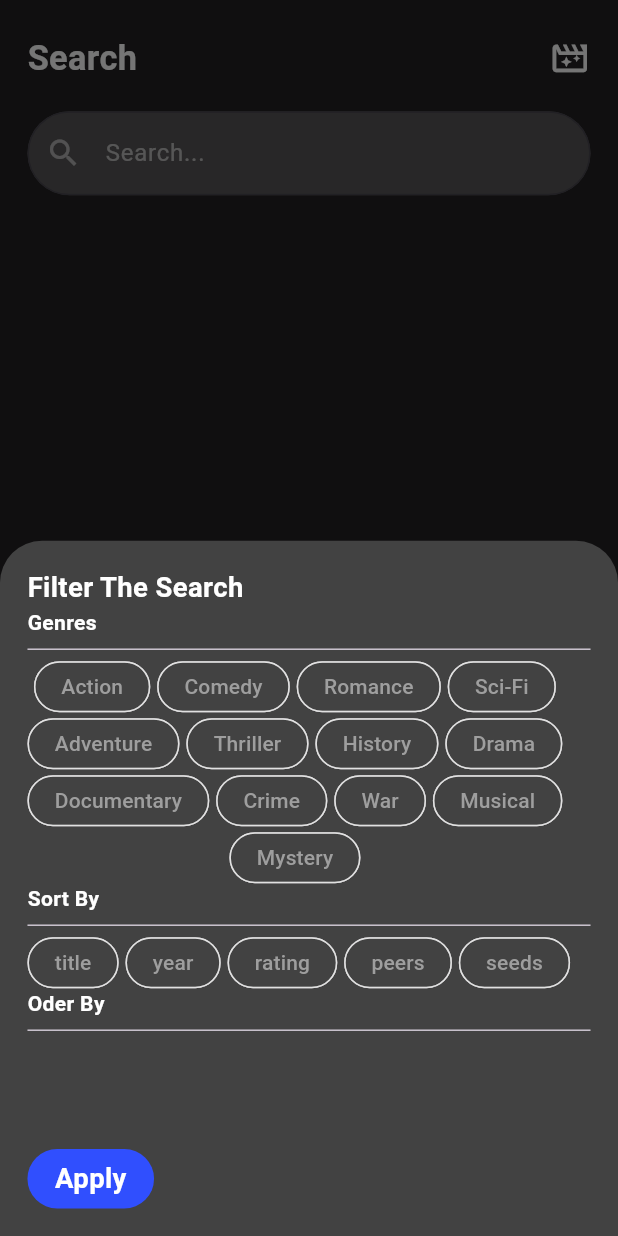
After one commit to mahedi-bs23/movie_app, a Flutter app: the screen it shows after launch, item 2 of the bottom bar chosen, after a tap on the "movie filter" icon, on a phone screen of 412 x 824 dp. The commit adds this screen. Run offline on Flutter 3.47's test engine with Material 3 defaults, Android fonts, the phone set to English and light mode, and no system bars; our stand-ins replace flutter_rating_bar, flutter_screenutil, shared_preferences, shimmer; generated files the repository leaves out were written again; network calls fail.

Commit message:
search filtering ui implementation

```diff
--- a/lib/data/model/movie_details_response_model.dart
+++ b/lib/data/model/movie_details_response_model.dart
@@ -57,7 +57,7 @@ class Movie {
   int? year;
   dynamic rating;
   int? runtime;
-  List<String>? genres;
+  List<String?>? genres;
   int? likeCount;
   String? descriptionIntro;
   String? descriptionFull;
--- /dev/null
+++ b/lib/feature/search/model/genres_data_model.dart
@@ -0,0 +1,16 @@
+class GenresDataModel {
+  String labelText;
+  bool isSelected;
+
+  GenresDataModel({
+    required this.labelText,
+    this.isSelected = false,
+  });
+
+  GenresDataModel copy({required String labelText, required bool isSelected}) {
+    return GenresDataModel(
+      labelText: labelText,
+      isSelected: isSelected,
+    );
+  }
+}
--- a/lib/feature/search/search_screen.dart
+++ b/lib/feature/search/search_screen.dart
@@ -1,6 +1,7 @@
 import 'package:flutter/material.dart';
 import 'package:flutter_screenutil/flutter_screenutil.dart';
 import 'package:movie_app/common/widget/add_watchlist_button.dart';
+import 'package:movie_app/feature/search/widget/bottom_sheet.dart';
 import 'package:movie_app/movie%20details/details_screen.dart';
 import 'package:movie_app/feature/search/search_viewmodel.dart';
 import 'package:flutter_gen/gen_l10n/app_localizations.dart';
@@ -8,7 +9,9 @@ import 'package:flutter_gen/gen_l10n/app_localizations.dart';
 class SearchScreen extends StatelessWidget {
   SearchScreen({super.key});
 
-  final  searchViewmodel = SearchViewmodel.getInstance();
+  ValueNotifier<String> selectedItem = ValueNotifier('');
+
+  final searchViewmodel = SearchViewmodel.getInstance();
 
   @override
   Widget build(BuildContext context) {
@@ -17,6 +20,7 @@ class SearchScreen extends StatelessWidget {
 
     //debugPrint("============================== BUILD ============================");
 
+    bool? isSelectedGenres;
     return GestureDetector(
       onTap: () {
         print("Keyboard off Clicked");
@@ -38,6 +42,7 @@ class SearchScreen extends StatelessWidget {
                     children: [
                       Text(
                         AppLocalizations.of(context)!.search,
+
                         ///'Search.',
                         style: TextStyle(
                             color: Colors.white,
@@ -45,13 +50,24 @@ class SearchScreen extends StatelessWidget {
                             fontWeight: FontWeight.w600),
                       ),
                       const Spacer(),
+                      GestureDetector(
+                        onTap: () {
+                          showModalBottomSheet(
+                            backgroundColor: Colors.grey.shade800,
+                            context: context,
+                            builder: (context) {
+                              return SearchFilterBottomSheet(
 
-                      Icon(
-
-                        Icons.list_alt_rounded,
+                              );
+                            },
+                          );
+                        },
+                        child: Icon(
+                          Icons.movie_filter_outlined,
                           color: Colors.white,
                           size: 24.sp,
-                      )
+                        ),
+                      ),
                     ],
                   ),
                   SizedBox(
@@ -59,9 +75,8 @@ class SearchScreen extends StatelessWidget {
                   ),
                   SizedBox(
                     child: TextFormField(
-                      controller:
-                      searchViewmodel.searchTextEditingController,
-                      onChanged: (String value){
+                      controller: searchViewmodel.searchTextEditingController,
+                      onChanged: (String value) {
                         searchViewmodel.onSearchChanged();
                       },
                       style: const TextStyle(color: Colors.white54),
@@ -72,8 +87,7 @@ class SearchScreen extends StatelessWidget {
                         fillColor: Colors.white24,
                         prefixIcon: const Icon(Icons.search),
                         prefixIconColor: Colors.white54,
-                        hintText:
-                        "${AppLocalizations.of(context)!.search}...",
+                        hintText: "${AppLocalizations.of(context)!.search}...",
                         hintStyle: const TextStyle(
                           color: Colors.white60,
                         ),
@@ -122,12 +136,15 @@ class SearchScreen extends StatelessWidget {
                                 itemBuilder: (context, index) {
                                   return GestureDetector(
                                     onTap: () {
-                                      print("Search Page ${suggestionList[index].id}");
+                                      print(
+                                          "Search Page ${suggestionList[index].id}");
                                       Navigator.push(
                                         context,
                                         MaterialPageRoute(
                                           builder: (context) => MovieDetails(
-                                              movieId: suggestionList[index].id.toInt()),
+                                              movieId: suggestionList[index]
+                                                  .id
+                                                  .toInt()),
                                         ),
                                       );
                                     },
@@ -180,13 +197,46 @@ class SearchScreen extends StatelessWidget {
                                                 crossAxisAlignment:
                                                     CrossAxisAlignment.start,
                                                 children: [
-                                                  Text(
-                                                    "History \u2022 Thriller \u2022 Drama \u2022 Mystery",
+                                                  SizedBox(
+                                                    width: double.infinity,
+                                                    height: 20.sp,
+                                                    child: ListView.separated(
+                                                      scrollDirection:
+                                                          Axis.horizontal,
+                                                      itemCount:
+                                                          suggestionList[index]
+                                                              .genres
+                                                              .length,
+                                                      itemBuilder:
+                                                          (BuildContext context,
+                                                              int genresIndex) {
+                                                        return Text(
+                                                          suggestionList[index]
+                                                                      .genres?[
+                                                                  genresIndex] ??
+                                                              "null",
+                                                          //"History \u2022 Thriller \u2022 Drama \u2022 Mystery",
                                                           style: TextStyle(
                                                             fontWeight:
                                                                 FontWeight.w500,
                                                             color: Colors.white,
                                                             fontSize: 8.sp,
+                                                          ),
+                                                        );
+                                                      },
+                                                      separatorBuilder:
+                                                          (BuildContext context,
+                                                              int index) {
+                                                        return Text(
+                                                          " \u2022 ",
+                                                          style: TextStyle(
+                                                            fontWeight:
+                                                                FontWeight.w500,
+                                                            color: Colors.white,
+                                                            fontSize: 8.sp,
+                                                          ),
+                                                        );
+                                                      },
                                                     ),
                                                   ),
                                                   SizedBox(
--- a/lib/feature/search/search_viewmodel.dart
+++ b/lib/feature/search/search_viewmodel.dart
@@ -1,20 +1,20 @@
+import 'dart:core';
+
 import 'package:flutter/cupertino.dart';
 import 'package:flutter/foundation.dart';
 import 'package:flutter/material.dart';
 import 'package:movie_app/data/model/movie_list_response_model.dart';
 import 'package:movie_app/data/repository/search_movie_repository.dart';
 import 'package:movie_app/feature/search/model/debouncer.dart';
+import 'package:movie_app/feature/search/model/genres_data_model.dart';
 
 class SearchViewmodel {
-
-
   static SearchViewmodel? searchViewmodel;
 
-  static SearchViewmodel getInstance(){
-    searchViewmodel =  searchViewmodel ?? SearchViewmodel();
+  static SearchViewmodel getInstance() {
+    searchViewmodel = searchViewmodel ?? SearchViewmodel();
     return searchViewmodel!;
   }
-
 
   TextEditingController searchTextEditingController = TextEditingController();
 
@@ -22,21 +22,124 @@ class SearchViewmodel {
 
   ValueListenable<List?> get suggestionList => _suggestionList;
 
+  final List<Movies> _tempSuggestionList = [];
+
   SearchMovieRepository searchMovieRepository = SearchMovieRepository();
 
   final Debouncer _debouncer = Debouncer(milliseconds: 100);
 
   void onSearchChanged() {
-    _debouncer.run(() async {
-      MovieListResponseModel movieListResponse = await searchMovieRepository
-          .getSearchMovieList(searchTextEditingController.text);
-      _suggestionList.value = [];
-      _suggestionList.value = movieListResponse.data?.movies ?? [];
-    });
+    _debouncer.run(
+      () async {
+        MovieListResponseModel movieListResponse = await searchMovieRepository
+            .getSearchMovieList(searchTextEditingController.text);
+        _suggestionList.value = [];
+        _suggestionList.value = movieListResponse.data?.movies ?? [];
+
+        if (_suggestionList.value != null) {
+          _tempSuggestionList.clear();
+          for (var item in _suggestionList.value!) {
+            bool isGenreContain =
+                selectedGenreList.any((genre) => item.genres.contains(genre));
+            //print(item.genres);
+            if (isGenreContain) {
+              _tempSuggestionList.add(item);
+            }
+            //print(isGenreContain);
+          }
+        }
+        _suggestionList.value = [];
+        _suggestionList.value = _tempSuggestionList;
+      },
+    );
   }
 
-  void dispose() {
+  ValueNotifier<List> genresDataList = ValueNotifier(
+    [
+      GenresDataModel(
+        labelText: "Action",
+        isSelected: false,
+      ),
+      GenresDataModel(
+        labelText: "Comedy",
+        isSelected: false,
+      ),
+      GenresDataModel(
+        labelText: "Romance",
+        isSelected: false,
+      ),
+      GenresDataModel(
+        labelText: "Sci-Fi",
+        isSelected: false,
+      ),
+      GenresDataModel(
+        labelText: "Adventure",
+        isSelected: false,
+      ),
+      GenresDataModel(
+        labelText: "Thriller",
+        isSelected: false,
+      ),
+      GenresDataModel(
+        labelText: "History",
+        isSelected: false,
+      ),
+      GenresDataModel(
+        labelText: "Drama",
+        isSelected: false,
+      ),
+      GenresDataModel(
+        labelText: "Documentary",
+        isSelected: false,
+      ),
+      GenresDataModel(
+        labelText: "Crime",
+        isSelected: false,
+      ),
+      GenresDataModel(
+        labelText: "War",
+        isSelected: false,
+      ),
+      GenresDataModel(
+        labelText: "Musical",
+        isSelected: false,
+      ),
+      GenresDataModel(
+        labelText: "Mystery",
+        isSelected: false,
+      ),
+    ],
+  );
+  List<String> sortBy = ["title", "year", "rating", "peers", "seeds"];
+  ValueNotifier<bool> isSelectedSortBy = ValueNotifier(false);
+  ValueNotifier<String> selectedItemSortBy = ValueNotifier('');
 
+
+  List<String> selectedGenreList = [];
+
+  void onSelectedGenresItem(
+      GenresDataModel model, bool isSelected, String selectedGenreType) {
+    if (isSelected) {
+      selectedGenreList.add(selectedGenreType);
+    } else {
+      selectedGenreList.remove(selectedGenreType);
+    }
+
+    print("Selected Genres : ");
+    for (var item in selectedGenreList) {
+      if (kDebugMode) {
+        print(item);
+      }
+    }
+
+    model.isSelected = isSelected;
+    genresDataList.value = [...genresDataList.value];
   }
 
+  void onSelectedSortByItem(bool isSelected, String selectedItem){
+    selectedItemSortBy.value = selectedItem;
+    isSelectedSortBy.value = isSelected;
+  }
+
+  void dispose() {}
 }
--- /dev/null
+++ b/lib/feature/search/widget/bottom_sheet.dart
@@ -0,0 +1,155 @@
+import 'package:flutter/material.dart';
+import 'package:flutter_screenutil/flutter_screenutil.dart';
+import 'package:movie_app/feature/search/search_viewmodel.dart';
+
+class SearchFilterBottomSheet extends StatelessWidget {
+  ///final SearchViewmodel searchViewmodel;
+  final searchViewmodel = SearchViewmodel.getInstance();
+
+  SearchFilterBottomSheet({
+    super.key,
+  });
+
+  @override
+  Widget build(BuildContext context) {
+    return Container(
+        padding: EdgeInsets.all(16.r),
+        height: 700,
+        width: double.infinity,
+        //color: Colors.white54,
+        child: Column(
+          ///mainAxisAlignment: MainAxisAlignment.spaceEvenly,
+          crossAxisAlignment: CrossAxisAlignment.start,
+          children: [
+            Text(
+              "Filter The Search",
+              style: TextStyle(
+                  color: Colors.white,
+                  fontWeight: FontWeight.w600,
+                  fontSize: 16.sp),
+            ),
+            const Text(
+              "Genres",
+              style:
+                  TextStyle(color: Colors.white, fontWeight: FontWeight.w600),
+            ),
+            const Divider(),
+            ValueListenableBuilder(
+                valueListenable: searchViewmodel.genresDataList,
+                builder: (context, genresDataList, _) {
+                  return Wrap(
+                    spacing: 4.0.sp,
+                    runSpacing: 4.0,
+                    alignment: WrapAlignment.center,
+                    children: genresDataList.map(
+                      (item) {
+                        return FilterChip(
+                          padding: EdgeInsets.symmetric(
+                              horizontal: 8.r, vertical: 4.r),
+                          materialTapTargetSize:
+                              MaterialTapTargetSize.shrinkWrap,
+                          shape: RoundedRectangleBorder(
+                              borderRadius: BorderRadius.circular(20.0),
+                              side: const BorderSide(
+                                  color: Colors
+                                      .white60) // Adjust the radius as needed
+                              ),
+                          label: Text(
+                            item.labelText,
+                            style: TextStyle(
+                                color: item.isSelected
+                                    ? Colors.white
+                                    : Colors.grey),
+                          ),
+                          selected: item.isSelected,
+                          backgroundColor: Colors.grey.shade800,
+                          selectedColor: Colors.black87,
+                          checkmarkColor: Colors.white,
+                          showCheckmark: false,
+                          onSelected: (isSelected) {
+                            /// print("${item.labelText}");
+                            searchViewmodel.onSelectedGenresItem(
+                              item,
+                              isSelected,
+                              item.labelText,
+                            );
+                          },
+                        );
+                      },
+                    ).toList(),
+                  );
+                }),
+            const Text(
+              "Sort By",
+              style:
+                  TextStyle(color: Colors.white, fontWeight: FontWeight.w600),
+            ),
+            const Divider(),
+            ValueListenableBuilder(valueListenable: searchViewmodel.selectedItemSortBy, builder: (context, selectedItemSortBy, _){
+              return ValueListenableBuilder(valueListenable: searchViewmodel.isSelectedSortBy, builder: (context, isSelectedSortBy, _){
+                return Wrap(
+                  spacing: 4.0.sp,
+                  runSpacing: 4.0,
+                  alignment: WrapAlignment.center,
+                  children: searchViewmodel.sortBy.map(
+                        (item) {
+                      return FilterChip(
+                        padding:
+                        EdgeInsets.symmetric(horizontal: 8.r, vertical: 4.r),
+                        materialTapTargetSize: MaterialTapTargetSize.shrinkWrap,
+                        shape: RoundedRectangleBorder(
+                            borderRadius: BorderRadius.circular(20.0),
+                            side: const BorderSide(
+                                color:
+                                Colors.white60) // Adjust the radius as needed
+                        ),
+                        label: Text(
+                          item,
+                          style: TextStyle(
+                              color: item == selectedItemSortBy
+                                  ? Colors.white
+                                  : Colors.grey),
+                        ),
+                        selected: item == selectedItemSortBy,
+                        backgroundColor: Colors.grey.shade800,
+                        selectedColor: Colors.grey,
+                        checkmarkColor: Colors.white,
+                        showCheckmark: false,
+                        onSelected: (isSelected) {
+                          searchViewmodel.onSelectedSortByItem(isSelected, item);
+                        },
+                      );
+                    },
+                  ).toList(),
+                );
+              });
+            }),
+            const Text(
+              "Oder By",
+              style:
+                  TextStyle(color: Colors.white, fontWeight: FontWeight.w600),
+            ),
+            const Divider(),
+            Spacer(),
+            GestureDetector(
+              onTap: () {},
+              child: Container(
+                padding:
+                    const EdgeInsets.symmetric(horizontal: 16, vertical: 6).r,
+                decoration: BoxDecoration(
+                  color: Colors.indigoAccent.shade700,
+                  borderRadius: BorderRadius.circular(30.sp),
+                ),
+                child: Text(
+                  "Apply",
+                  style: TextStyle(
+                      color: Colors.white,
+                      fontSize: 16.sp,
+                      fontWeight: FontWeight.w700),
+                ),
+              ),
+            )
+          ],
+        ));
+  }
+}
```
Also changed, not shown: lib/data/repository/search_movie_repository.dart (+9 -0 lines), lib/movie details/details_screen.dart (+31 -13 lines), lib/movie details/details_viewmodel.dart (+14 -3 lines), lib/feature/search/widget/filter_item_container.dart (added). Lines whose indentation alone changed are shown as unchanged.
